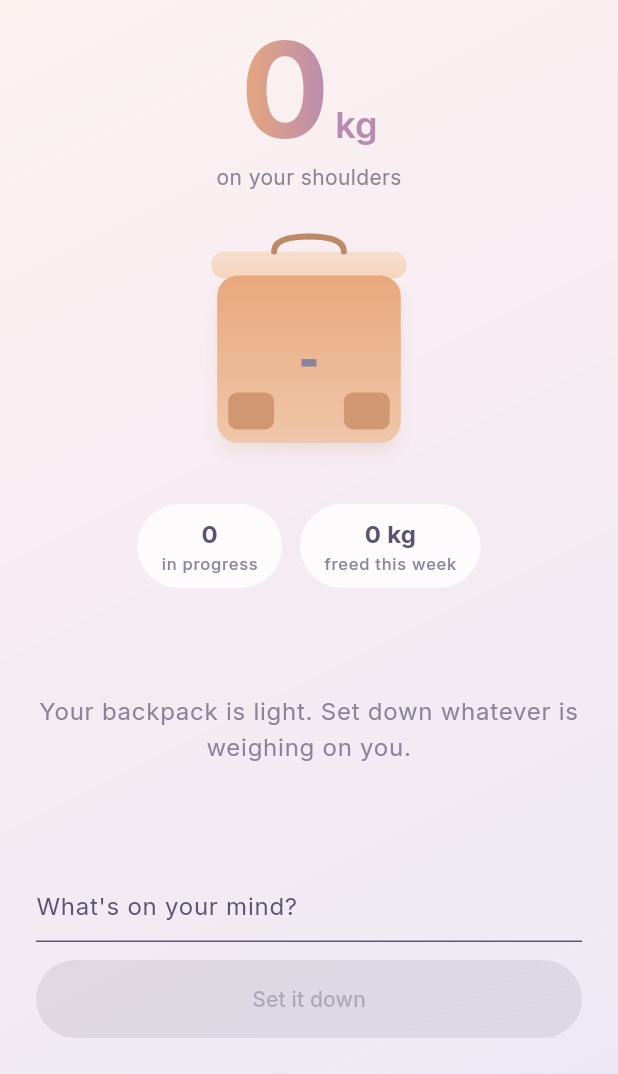
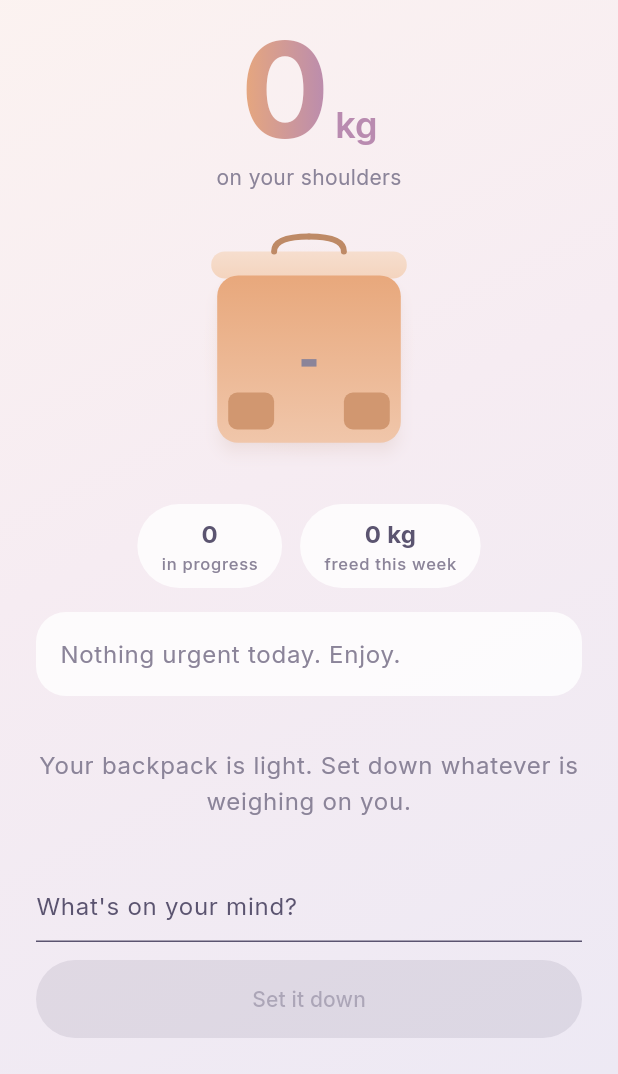
Before and after one commit to DelukDoabi/Mindow, a Flutter app: the HomeScreen screen opened by its route, on a phone screen of 412 x 824 dp, the part 162-1236 px from its top. Run offline on Flutter 3.47's test engine with Material 3 defaults, Android fonts, the phone set to English and light mode, and no system bars; our stand-ins replace flutter_riverpod, freezed_annotation, go_router, google_fonts, hive_ce, hive_ce_flutter and 3 more; missing offline and left inert: posthog_flutter; accounts and stored records are empty; generated files the repository leaves out were written again; network calls fail.

Commit message:
Story 3.1: implement Daily Mission generation
- Add mission domain, client, repository, and providers
- Integrate mission card + empty state into Home
- Add mission-generate Edge Function and CI deploy step
- Add FR/EN localization keys for mission UI
- Add mission domain/repository/home widget tests
- Update story 3.1 and sprint status to done

```diff
--- a/_bmad-output/implementation-artifacts/sprint-status.yaml
+++ b/_bmad-output/implementation-artifacts/sprint-status.yaml
@@ -66,7 +66,7 @@ development_status:
 
   # Epic 3: Daily Mission, Validation & History
   epic-3: in-progress
-  3-1-generate-the-daily-mission: ready-for-dev
+  3-1-generate-the-daily-mission: done
   3-2-act-on-the-daily-mission: backlog
   3-3-validate-a-completed-mission: backlog
   3-4-view-victory-history: backlog
--- a/lib/core/l10n/app_localizations.dart
+++ b/lib/core/l10n/app_localizations.dart
@@ -691,6 +691,30 @@ abstract class AppLocalizations {
   /// In en, this message translates to:
   /// **'freed this week'**
   String get statPillKgFreedLabel;
+
+  /// Title displayed above the single recommended mission card.
+  ///
+  /// In en, this message translates to:
+  /// **'Daily mission'**
+  String get dailyMissionTitle;
+
+  /// Gentle empty state shown when no daily mission can be generated.
+  ///
+  /// In en, this message translates to:
+  /// **'Nothing urgent today. Enjoy.'**
+  String get dailyMissionEmptyState;
+
+  /// Estimated mission duration line in the mission card.
+  ///
+  /// In en, this message translates to:
+  /// **'Estimated duration: {minutes} min'**
+  String dailyMissionEstimatedDuration(int minutes);
+
+  /// Estimated kilograms of relief shown in the mission card.
+  ///
+  /// In en, this message translates to:
+  /// **'Estimated relief: {kg} kg'**
+  String dailyMissionEstimatedKgGain(int kg);
 }
 
 class _AppLocalizationsDelegate
--- a/lib/features/brain_dump/presentation/home_screen.dart
+++ b/lib/features/brain_dump/presentation/home_screen.dart
@@ -15,6 +15,8 @@ import 'package:mindow/features/brain_dump/presentation/edit_preoccupation_sheet
 import 'package:mindow/features/mental_load/presentation/backpack_widget.dart';
 import 'package:mindow/features/mental_load/presentation/mental_load_hero.dart';
 import 'package:mindow/features/mental_load/presentation/stat_pill_row.dart';
+import 'package:mindow/features/missions/missions_providers.dart';
+import 'package:mindow/features/missions/missions_repository.dart';
 
 /// The Mental Backpack home: the single place a user sets a worry down.
 ///
@@ -93,6 +95,7 @@ class _HomeScreenState extends ConsumerState<HomeScreen> {
     final l10n = AppLocalizations.of(context);
     final textTheme = Theme.of(context).textTheme;
     final preoccupations = ref.watch(openPreoccupationsProvider);
+    final todayMission = ref.watch(todayMissionProvider);
 
     ref.listen<List<String>>(crisisAlertsProvider, (previous, next) {
       final previousIds = previous ?? const <String>[];
@@ -141,6 +144,8 @@ class _HomeScreenState extends ConsumerState<HomeScreen> {
               const SizedBox(height: AuroreSpacing.md),
               const StatPillRow(),
               const SizedBox(height: AuroreSpacing.lg),
+              _DailyMissionSection(mission: todayMission),
+              const SizedBox(height: AuroreSpacing.lg),
               Expanded(
                 child: preoccupations.when(
                   data: (items) => items.isEmpty
@@ -177,6 +182,94 @@ class _HomeScreenState extends ConsumerState<HomeScreen> {
                 child: Text(l10n.captureSubmitButton),
               ),
             ],
+          ),
+        ),
+      ),
+    );
+  }
+}
+
+class _DailyMissionSection extends StatelessWidget {
+  const _DailyMissionSection({required this.mission});
+
+  final AsyncValue<DailyMissionResult> mission;
+
+  @override
+  Widget build(BuildContext context) {
+    final l10n = AppLocalizations.of(context);
+    final textTheme = Theme.of(context).textTheme;
+
+    return mission.when(
+      loading: () => const SizedBox(height: 88),
+      error: (_, _) => _buildEmptyCard(context, l10n, textTheme),
+      data: (result) {
+        final dailyMission = result.mission;
+        if (dailyMission == null) {
+          return _buildEmptyCard(context, l10n, textTheme);
+        }
+        return DecoratedBox(
+          decoration: BoxDecoration(
+            color: AuroreColors.glass,
+            borderRadius: BorderRadius.circular(AuroreRadii.md),
+          ),
+          child: Padding(
+            padding: const EdgeInsets.all(AuroreSpacing.lg),
+            child: Column(
+              crossAxisAlignment: CrossAxisAlignment.start,
+              children: [
+                Text(
+                  l10n.dailyMissionTitle,
+                  style: textTheme.titleMedium?.copyWith(
+                    fontWeight: FontWeight.w700,
+                  ),
+                ),
+                const SizedBox(height: AuroreSpacing.sm),
+                Text(
+                  dailyMission.preoccupationContent,
+                  style: textTheme.bodyLarge,
+                ),
+                const SizedBox(height: AuroreSpacing.md),
+                Text(
+                  l10n.dailyMissionEstimatedDuration(
+                    dailyMission.estimatedDurationMinutes,
+                  ),
+                  style: textTheme.labelMedium?.copyWith(
+                    color: AuroreColors.inkMuted,
+                  ),
+                ),
+                const SizedBox(height: AuroreSpacing.xs),
+                Text(
+                  l10n.dailyMissionEstimatedKgGain(
+                    dailyMission.estimatedKgGain,
+                  ),
+                  style: textTheme.labelMedium?.copyWith(
+                    color: AuroreColors.inkMuted,
+                  ),
+                ),
+              ],
+            ),
+          ),
+        );
+      },
+    );
+  }
+
+  Widget _buildEmptyCard(
+    BuildContext context,
+    AppLocalizations l10n,
+    TextTheme textTheme,
+  ) {
+    return DecoratedBox(
+      decoration: BoxDecoration(
+        color: AuroreColors.glass,
+        borderRadius: BorderRadius.circular(AuroreRadii.md),
+      ),
+      child: Padding(
+        padding: const EdgeInsets.all(AuroreSpacing.lg),
+        child: Text(
+          l10n.dailyMissionEmptyState,
+          style: textTheme.bodyLarge?.copyWith(
+            color: AuroreColors.inkMuted,
           ),
         ),
       ),
--- /dev/null
+++ b/lib/features/missions/domain/daily_mission.dart
@@ -0,0 +1,65 @@
+import 'package:mindow/features/brain_dump/domain/preoccupation.dart';
+
+/// A single recommended action for the current mission day.
+class DailyMission {
+  const DailyMission({
+    required this.id,
+    required this.preoccupationId,
+    required this.preoccupationContent,
+    required this.missionDate,
+    required this.estimatedKgGain,
+    required this.estimatedDurationMinutes,
+    required this.createdAt,
+  });
+
+  factory DailyMission.fromJson(Map<String, dynamic> json) => DailyMission(
+    id: json['id'] as String,
+    preoccupationId: json['preoccupation_id'] as String,
+    preoccupationContent: json['preoccupation_content'] as String,
+    missionDate: json['mission_date'] as String,
+    estimatedKgGain: (json['estimated_kg_gain'] as num).toInt(),
+    estimatedDurationMinutes: (json['estimated_duration_minutes'] as num)
+        .toInt(),
+    createdAt: DateTime.parse(json['created_at'] as String).toUtc(),
+  );
+
+  final String id;
+  final String preoccupationId;
+  final String preoccupationContent;
+  final String missionDate;
+  final int estimatedKgGain;
+  final int estimatedDurationMinutes;
+  final DateTime createdAt;
+}
+
+/// Picks the best candidate preoccupation for today's mission.
+///
+/// Rule (deterministic):
+/// 1) highest mental weight first
+/// 2) then shortest estimated duration
+/// 3) then oldest creation time
+/// 4) then stable id order
+Preoccupation? selectDailyMissionCandidate(List<Preoccupation> items) {
+  final candidates = items
+      .where((item) => item.mentalWeightKg != null)
+      .toList(growable: false);
+  if (candidates.isEmpty) return null;
+
+  final sorted = [...candidates]
+    ..sort((a, b) {
+      final weightCompare = b.mentalWeightKg!.compareTo(a.mentalWeightKg!);
+      if (weightCompare != 0) return weightCompare;
+
+      final durationA = a.estimatedDurationMinutes ?? 30;
+      final durationB = b.estimatedDurationMinutes ?? 30;
+      final durationCompare = durationA.compareTo(durationB);
+      if (durationCompare != 0) return durationCompare;
+
+      final createdCompare = a.createdAt.compareTo(b.createdAt);
+      if (createdCompare != 0) return createdCompare;
+
+      return a.id.compareTo(b.id);
+    });
+
+  return sorted.first;
+}
--- /dev/null
+++ b/lib/features/missions/missions_providers.dart
@@ -0,0 +1,33 @@
+import 'package:flutter_riverpod/flutter_riverpod.dart';
+import 'package:mindow/core/data/supabase_client.dart';
+import 'package:mindow/features/brain_dump/brain_dump_providers.dart';
+import 'package:mindow/features/missions/missions_client.dart';
+import 'package:mindow/features/missions/missions_repository.dart';
+import 'package:supabase_flutter/supabase_flutter.dart';
+
+final missionsClientProvider = Provider<MissionsClient>((ref) {
+  SupabaseClient? client;
+  try {
+    client = ref.watch(supabaseClientProvider);
+  } on Object {
+    client = null;
+  }
+  return MissionsClient(client);
+});
+
+final missionsRepositoryProvider = Provider<MissionsRepository>(
+  (ref) => MissionsRepository(ref.watch(missionsClientProvider)),
+);
+
+final todayMissionProvider = FutureProvider<DailyMissionResult>((ref) async {
+  final preoccupations = await ref.watch(openPreoccupationsProvider.future);
+  return ref
+      .watch(missionsRepositoryProvider)
+      .getTodayMission(
+        candidates: preoccupations,
+      );
+});
+
+void refreshTodayMission(WidgetRef ref) {
+  ref.invalidate(todayMissionProvider);
+}
```
Also changed, not shown: assets/l10n/app_en.arb (+28 -0 lines), assets/l10n/app_fr.arb (+28 -0 lines), lib/core/l10n/app_localizations_en.dart (+16 -0 lines), lib/core/l10n/app_localizations_fr.dart (+16 -0 lines), lib/features/missions/missions_client.dart (added, +43 -0 lines), lib/features/missions/missions_repository.dart (added, +70 -0 lines), 6 other files.
